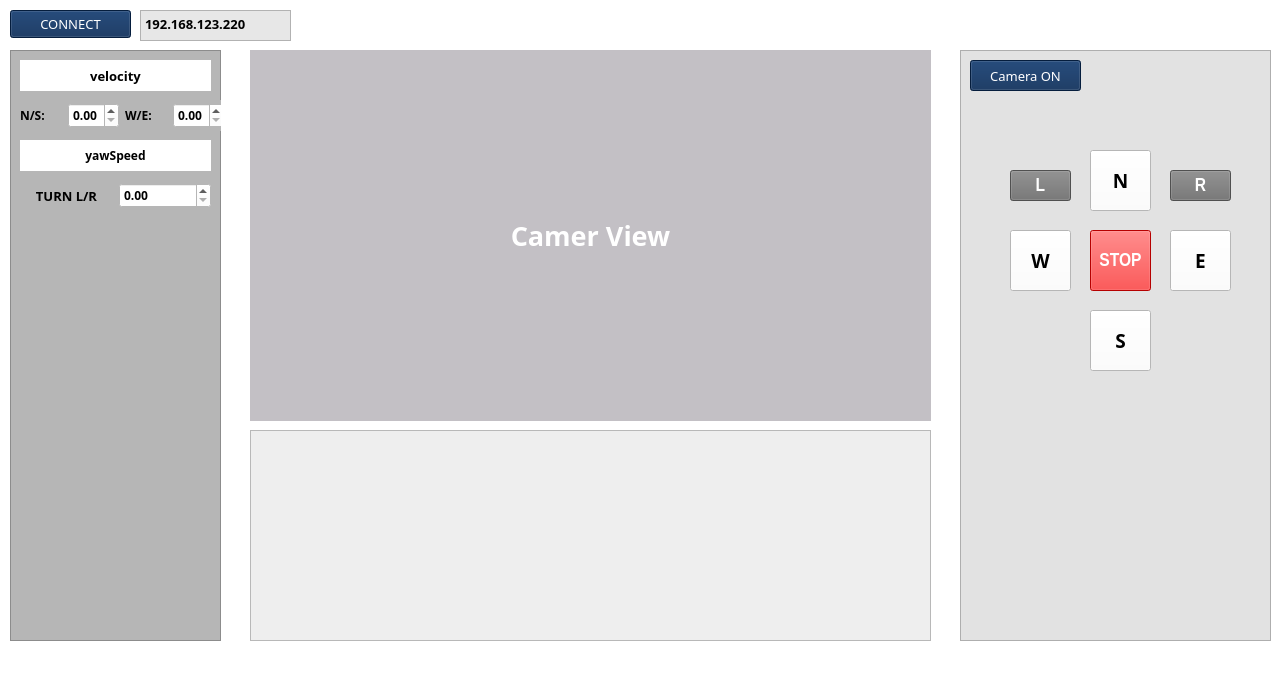
The window that control_gui.ui (sohyeonAhn/unitree_rob_py) describes before a commit, drawn with Qt 5.
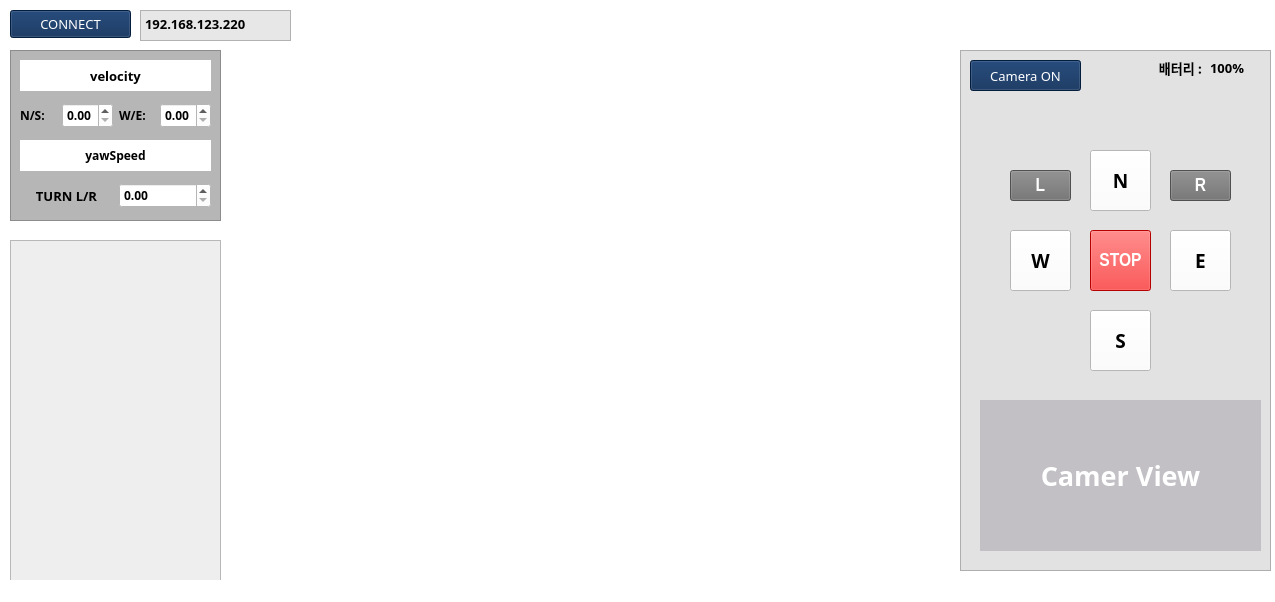
The same window after the commit. Custom widgets are drawn as their Qt base class.

Commit message: 그래프 시각화 완료 및 dialog 제작중

The edit to the form file:
```diff
--- a/control_gui.ui
+++ b/control_gui.ui
@@ -6,8 +6,8 @@
    <rect>
     <x>0</x>
     <y>0</y>
-    <width>1279</width>
-    <height>691</height>
+    <width>1275</width>
+    <height>602</height>
    </rect>
   </property>
   <property name="windowTitle">
@@ -54,7 +54,7 @@
       <x>10</x>
       <y>50</y>
       <width>211</width>
-      <height>591</height>
+      <height>171</height>
      </rect>
     </property>
     <property name="styleSheet">
@@ -125,7 +125,7 @@
       <rect>
        <x>10</x>
        <y>50</y>
-       <width>204</width>
+       <width>191</width>
        <height>31</height>
       </rect>
      </property>
@@ -280,7 +280,7 @@
       <x>960</x>
       <y>50</y>
       <width>311</width>
-      <height>591</height>
+      <height>521</height>
      </rect>
     </property>
     <property name="styleSheet">
@@ -469,6 +469,37 @@
       <string>E</string>
      </property>
     </widget>
+    <widget class="QLabel" name="camera_view">
+     <property name="geometry">
+      <rect>
+       <x>20</x>
+       <y>350</y>
+       <width>281</width>
+       <height>151</height>
+      </rect>
+     </property>
+     <property name="font">
+      <font>
+       <family>에스코어 드림 7 ExtraBold</family>
+       <pointsize>20</pointsize>
+       <weight>75</weight>
+       <bold>true</bold>
+      </font>
+     </property>
+     <property name="layoutDirection">
+      <enum>Qt::LeftToRight</enum>
+     </property>
+     <property name="styleSheet">
+      <string notr="true">background-color: rgb(195, 192, 197);
+color: rgb(255, 255, 255);</string>
+     </property>
+     <property name="text">
+      <string>Camer View</string>
+     </property>
+     <property name="alignment">
+      <set>Qt::AlignCenter</set>
+     </property>
+    </widget>
     <widget class="QPushButton" name="camera_on_btn">
      <property name="geometry">
       <rect>
@@ -494,6 +525,51 @@
       <string>Camera ON</string>
      </property>
     </widget>
+    <widget class="QLabel" name="SOC_label">
+     <property name="geometry">
+      <rect>
+       <x>250</x>
+       <y>10</y>
+       <width>51</width>
+       <height>16</height>
+      </rect>
+     </property>
+     <property name="font">
+      <font>
+       <family>에스코어 드림 6 Bold</family>
+       <pointsize>10</pointsize>
+       <weight>75</weight>
+       <bold>true</bold>
+      </font>
+     </property>
+     <property name="text">
+      <string>100%</string>
+     </property>
+    </widget>
+    <widget class="QLabel" name="label">
+     <property name="geometry">
+      <rect>
+       <x>190</x>
+       <y>10</y>
+       <width>61</width>
+       <height>16</height>
+      </rect>
+     </property>
+     <property name="font">
+      <font>
+       <family>에스코어 드림 6 Bold</family>
+       <pointsize>10</pointsize>
+       <weight>75</weight>
+       <bold>true</bold>
+      </font>
+     </property>
+     <property name="text">
+      <string>배터리 :</string>
+     </property>
+     <property name="alignment">
+      <set>Qt::AlignCenter</set>
+     </property>
+    </widget>
    </widget>
    <widget class="QTextEdit" name="textEdit">
     <property name="geometry">
@@ -526,44 +602,23 @@
 &lt;p style=&quot; margin-top:0px; margin-bottom:0px; margin-left:0px; margin-right:0px; -qt-block-indent:0; text-indent:0px;&quot;&gt;&lt;span style=&quot; font-size:10pt;&quot;&gt;192.168.123.220&lt;/span&gt;&lt;/p&gt;&lt;/body&gt;&lt;/html&gt;</string>
     </property>
    </widget>
-   <widget class="QLabel" name="camera_view">
+   <widget class="PlotWidget" name="graph_chart" native="true">
     <property name="geometry">
      <rect>
       <x>250</x>
       <y>50</y>
       <width>681</width>
-      <height>371</height>
+      <height>191</height>
      </rect>
     </property>
-    <property name="font">
-     <font>
-      <family>에스코어 드림 7 ExtraBold</family>
-      <pointsize>20</pointsize>
-      <weight>75</weight>
-      <bold>true</bold>
-     </font>
-    </property>
-    <property name="layoutDirection">
-     <enum>Qt::LeftToRight</enum>
-    </property>
-    <property name="styleSheet">
-     <string notr="true">background-color: rgb(195, 192, 197);
-color: rgb(255, 255, 255);</string>
-    </property>
-    <property name="text">
-     <string>Camer View</string>
-    </property>
-    <property name="alignment">
-     <set>Qt::AlignCenter</set>
-    </property>
    </widget>
    <widget class="QTextBrowser" name="highstate_textBrowser">
     <property name="geometry">
      <rect>
-      <x>250</x>
-      <y>430</y>
-      <width>681</width>
-      <height>211</height>
+      <x>10</x>
+      <y>240</y>
+      <width>211</width>
+      <height>341</height>
      </rect>
     </property>
     <property name="font">
@@ -576,6 +631,16 @@
 color: rgb(0, 0, 255);</string>
     </property>
    </widget>
+   <widget class="PlotWidget" name="footforce_graph" native="true">
+    <property name="geometry">
+     <rect>
+      <x>250</x>
+      <y>240</y>
+      <width>681</width>
+      <height>321</height>
+     </rect>
+    </property>
+   </widget>
    <zorder>frame_2</zorder>
    <zorder>connect_btn</zorder>
    <zorder>frame</zorder>
@@ -595,6 +660,14 @@
   </widget>
   <widget class="QStatusBar" name="statusbar"/>
  </widget>
+ <customwidgets>
+  <customwidget>
+   <class>PlotWidget</class>
+   <extends>QWidget</extends>
+   <header>pyqtgraph</header>
+   <container>1</container>
+  </customwidget>
+ </customwidgets>
  <resources/>
  <connections/>
 </ui>
```
Left out of the diff: 23 changed lines with no effect on the pictures. The commit also changes 5 other files.
